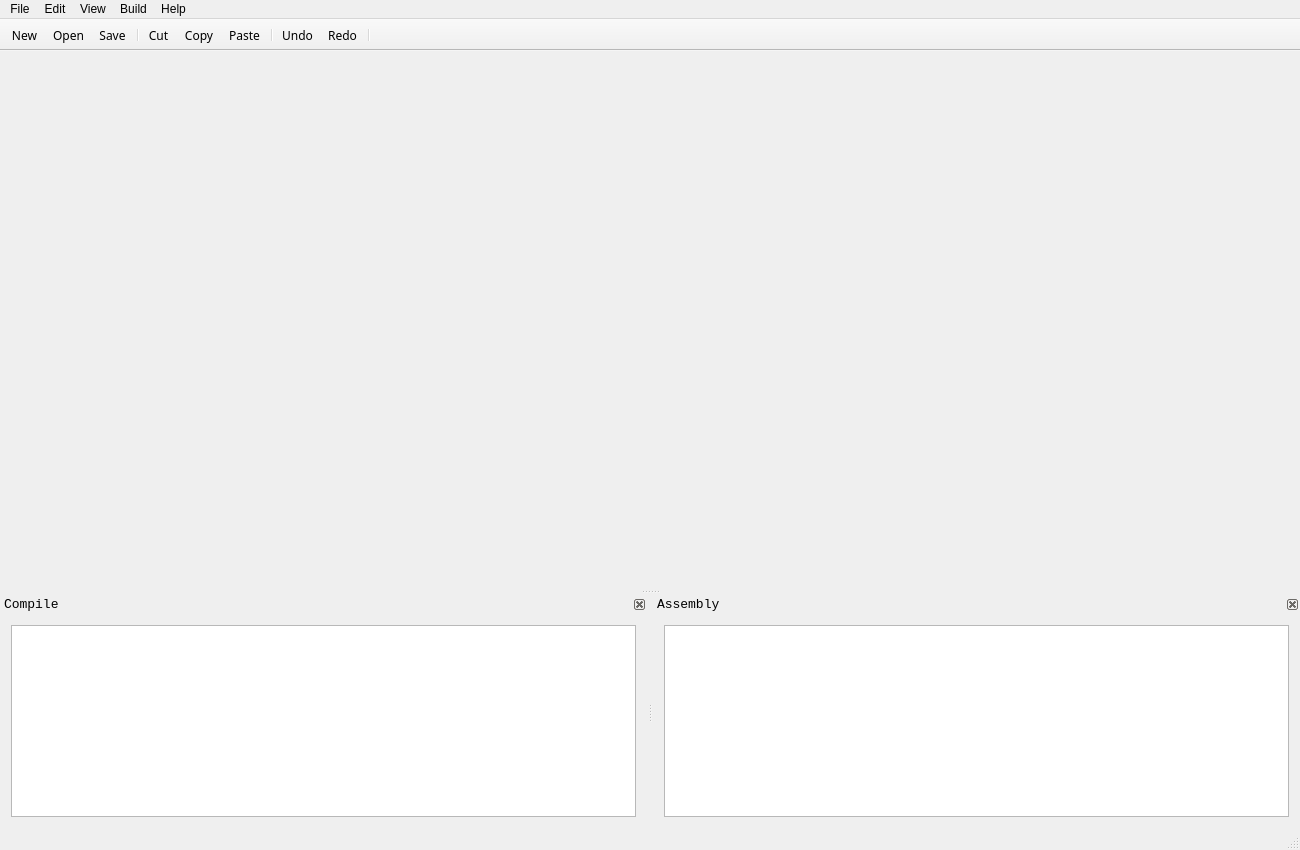
First picture: the form in myIDE/mainwindow.ui, repository peggywashington/myIDE, before the edit.
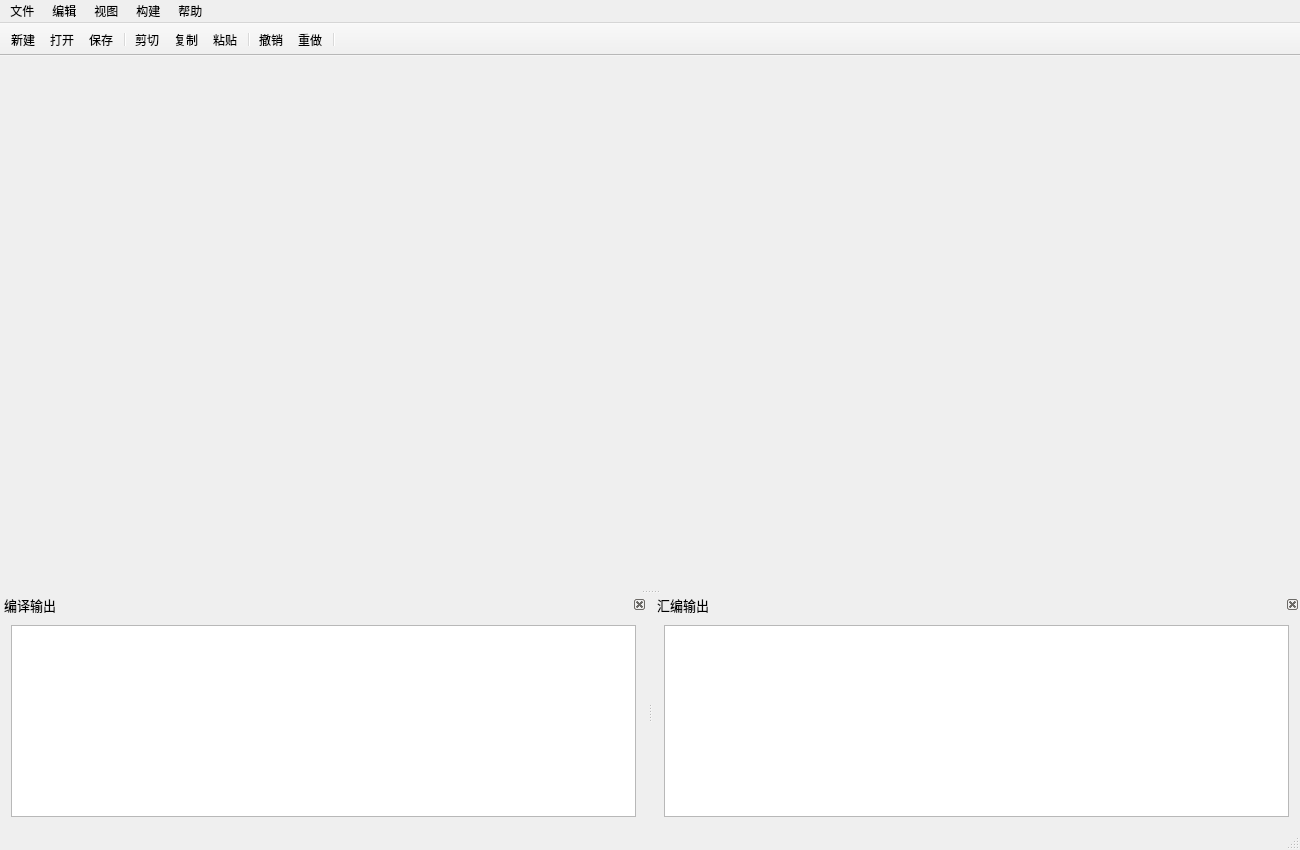
Second picture: the form after the edit. Icons and pictures are not drawn.

The edit to the form file:
```diff
--- a/myIDE/mainwindow.ui
+++ b/myIDE/mainwindow.ui
@@ -34,7 +34,7 @@
    </property>
    <widget class="QMenu" name="menu">
     <property name="title">
-     <string>File</string>
+     <string>文件 </string>
     </property>
     <addaction name="actionNew"/>
     <addaction name="actionOpen"/>
@@ -46,7 +46,7 @@
    </widget>
    <widget class="QMenu" name="menu_2">
     <property name="title">
-     <string>Edit</string>
+     <string>编辑 </string>
     </property>
     <addaction name="actionUndo"/>
     <addaction name="actionRedo"/>
@@ -62,7 +62,7 @@
    </widget>
    <widget class="QMenu" name="menu_4">
     <property name="title">
-     <string>Build</string>
+     <string>构建 </string>
     </property>
     <widget class="QMenu" name="menuAssembly">
      <property name="title">
@@ -76,13 +76,13 @@
    </widget>
    <widget class="QMenu" name="menu_5">
     <property name="title">
-     <string>Help</string>
+     <string>帮助 </string>
     </property>
     <addaction name="actionAbout_seu_IDE"/>
    </widget>
    <widget class="QMenu" name="menu_3">
     <property name="title">
-     <string>View</string>
+     <string>视图 </string>
     </property>
     <addaction name="actionCompileOutPut"/>
     <addaction name="actionAssemblyOutPut"/>
@@ -151,7 +151,7 @@
     <set>QDockWidget::DockWidgetClosable|QDockWidget::DockWidgetMovable</set>
    </property>
    <property name="windowTitle">
-    <string>Compile</string>
+    <string>编译输出</string>
    </property>
    <attribute name="dockWidgetArea">
     <number>8</number>
@@ -191,7 +191,7 @@
     <set>QDockWidget::DockWidgetClosable|QDockWidget::DockWidgetMovable</set>
    </property>
    <property name="windowTitle">
-    <string>Assembly</string>
+    <string>汇编输出</string>
    </property>
    <attribute name="dockWidgetArea">
     <number>8</number>
@@ -225,7 +225,7 @@
      <normaloff>:/img/img/new.png</normaloff>:/img/img/new.png</iconset>
    </property>
    <property name="text">
-    <string>New</string>
+    <string>新建</string>
    </property>
    <property name="shortcut">
     <string>Ctrl+N</string>
@@ -237,7 +237,7 @@
      <normaloff>:/img/img/open.png</normaloff>:/img/img/open.png</iconset>
    </property>
    <property name="text">
-    <string>Open</string>
+    <string>打开</string>
    </property>
    <property name="shortcut">
     <string>Ctrl+O</string>
@@ -249,7 +249,7 @@
      <normaloff>:/img/img/save.png</normaloff>:/img/img/save.png</iconset>
    </property>
    <property name="text">
-    <string>Save</string>
+    <string>保存</string>
    </property>
    <property name="shortcut">
     <string>Ctrl+S</string>
@@ -273,7 +273,7 @@
      <normaloff>:/img/img/undo.png</normaloff>:/img/img/undo.png</iconset>
    </property>
    <property name="text">
-    <string>Undo</string>
+    <string>撤销</string>
    </property>
    <property name="shortcut">
     <string>Ctrl+Z</string>
@@ -285,7 +285,7 @@
      <normaloff>:/img/img/redo.png</normaloff>:/img/img/redo.png</iconset>
    </property>
    <property name="text">
-    <string>Redo</string>
+    <string>重做</string>
    </property>
    <property name="shortcut">
     <string>Ctrl+Y</string>
@@ -297,7 +297,7 @@
      <normaloff>:/img/img/cut.png</normaloff>:/img/img/cut.png</iconset>
    </property>
    <property name="text">
-    <string>Cut</string>
+    <string>剪切</string>
    </property>
    <property name="shortcut">
     <string>Ctrl+X</string>
@@ -309,7 +309,7 @@
      <normaloff>:/img/img/copy.png</normaloff>:/img/img/copy.png</iconset>
    </property>
    <property name="text">
-    <string>Copy</string>
+    <string>复制</string>
    </property>
    <property name="shortcut">
     <string>Ctrl+C</string>
@@ -321,7 +321,7 @@
      <normaloff>:/img/img/paste.png</normaloff>:/img/img/paste.png</iconset>
    </property>
    <property name="text">
-    <string>Paste</string>
+    <string>粘贴</string>
    </property>
    <property name="shortcut">
     <string>Ctrl+V</string>
```
Left out of the diff: 29 changed lines with no effect on the pictures.
